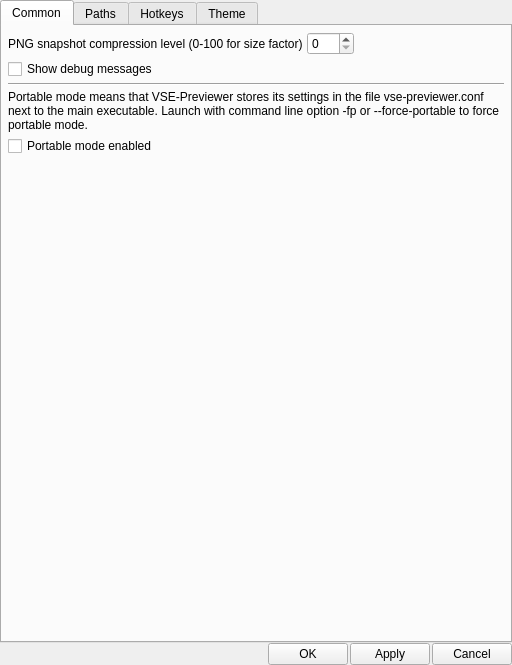
YomikoR/VapourSynth-Editor, file vse-previewer/src/settings/settings_dialog.ui: the form before one commit.
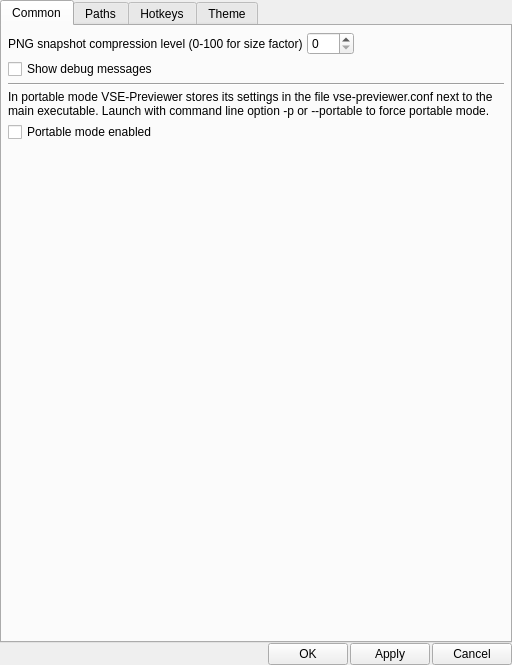
The form after the commit.

Commit message: argument -s/--settings to launch (now additional) settings dialog also set -h/--help for help messages

```diff
--- a/vse-previewer/src/settings/settings_dialog.ui
+++ b/vse-previewer/src/settings/settings_dialog.ui
@@ -111,7 +111,7 @@
        <item>
         <widget class="QLabel" name="portableModeLabel">
          <property name="text">
-          <string>Portable mode means that VSE-Previewer stores its settings in the file vse-previewer.conf next to the main executable. Launch with command line option -fp or --force-portable to force portable mode.</string>
+          <string>In portable mode VSE-Previewer stores its settings in the file vse-previewer.conf next to the main executable. Launch with command line option -p or --portable to force portable mode.</string>
          </property>
          <property name="wordWrap">
           <bool>true</bool>
```
The commit also changes 4 other files.
